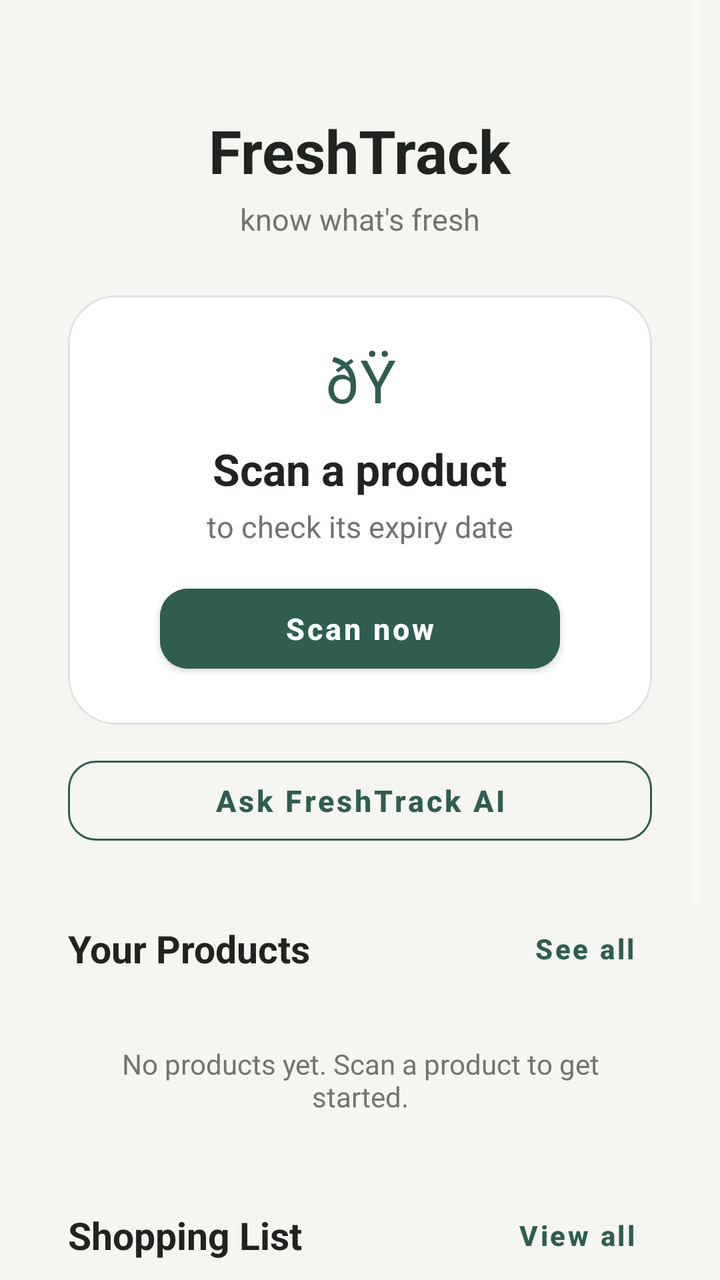
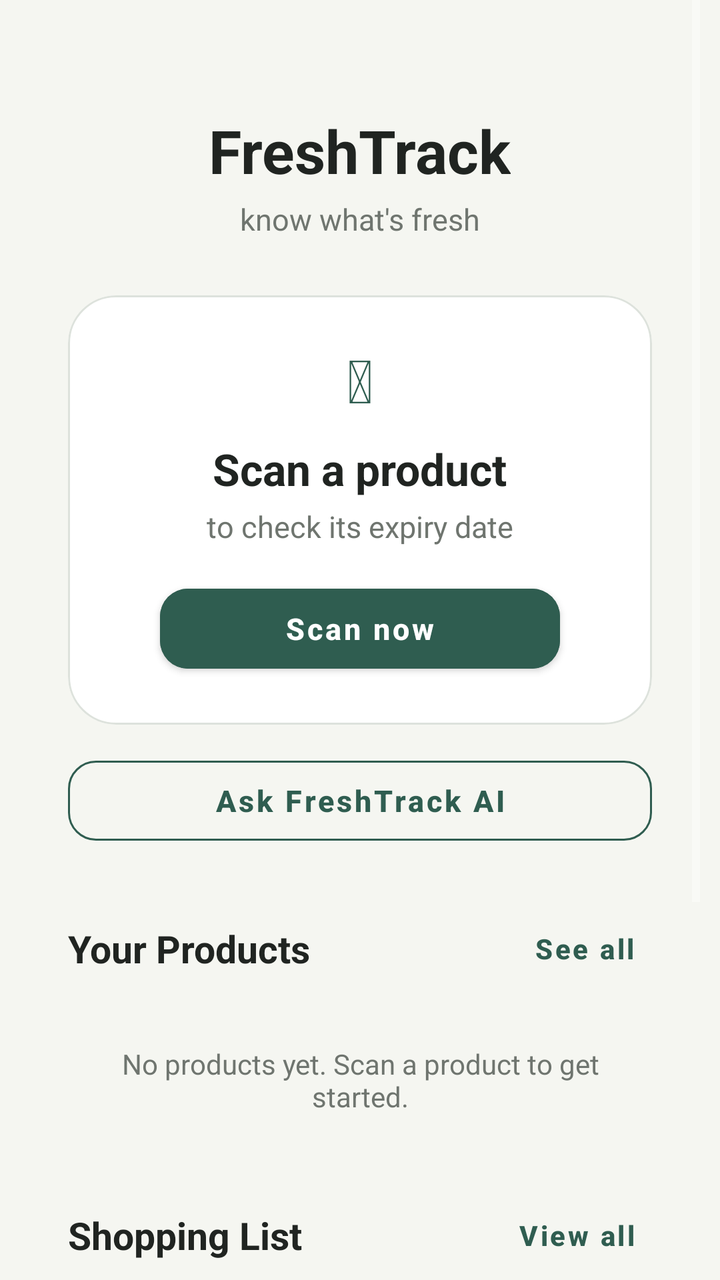

Screens rendered from an Android XML layout before and after an edit, with the pre-edit source and the edit as a unified diff.
<!-- AndroidManifest.xml: activity theme Theme.OcrTest -->
<!-- res/layout/activity_main.xml -->
<?xml version="1.0" encoding="utf-8"?>
<FrameLayout
    xmlns:android="http://schemas.android.com/apk/res/android"
    xmlns:app="http://schemas.android.com/apk/res-auto"
    android:layout_width="match_parent"
    android:layout_height="match_parent"
    android:background="@color/background_dark">

    <ScrollView
        android:layout_width="match_parent"
        android:layout_height="match_parent"
        android:layout_marginStart="10dp"
        android:layout_marginEnd="10dp"
        android:background="@color/background_dark"
        android:fillViewport="true">

        <LinearLayout
            android:layout_width="match_parent"
            android:layout_height="wrap_content"
            android:orientation="vertical"
            android:paddingStart="24dp"
            android:paddingTop="55dp"
            android:paddingEnd="24dp"
            android:paddingBottom="32dp">

            
            <TextView
                android:id="@+id/tvAppName"
                android:layout_width="wrap_content"
                android:layout_height="wrap_content"
                android:layout_gravity="center_horizontal"
                android:text="FreshTrack"
                android:textColor="@color/text_primary"
                android:textSize="30sp"
                android:textStyle="bold" />

            
            <TextView
                android:id="@+id/tvSubtitle"
                android:layout_width="wrap_content"
                android:layout_height="wrap_content"
                android:layout_gravity="center_horizontal"
                android:layout_marginTop="4dp"
                android:text="@string/home_subtitle"
                android:textColor="@color/text_secondary"
                android:textSize="15sp" />

            
            <com.google.android.material.card.MaterialCardView
                android:id="@+id/cardScan"
                android:layout_width="match_parent"
                android:layout_height="wrap_content"
                android:layout_marginTop="28dp"
                app:cardBackgroundColor="@color/card_dark"
                app:cardCornerRadius="24dp"
                app:cardElevation="0dp"
                app:strokeColor="@color/border_light"
                app:strokeWidth="1dp">

                <LinearLayout
                    android:layout_width="match_parent"
                    android:layout_height="wrap_content"
                    android:orientation="vertical"
                    android:padding="22dp">

                    <TextView
                        android:layout_width="40dp"
                        android:layout_height="40dp"
                        android:layout_gravity="center_horizontal"
                        android:gravity="center"
                        android:text="ðŸ“·"
                        android:textColor="@color/green_primary"
                        android:textSize="30sp" />

                    <TextView
                        android:layout_width="wrap_content"
                        android:layout_height="wrap_content"
                        android:layout_gravity="center_horizontal"
                        android:layout_marginTop="10dp"
                        android:text="@string/home_scan_title"
                        android:textColor="@color/text_primary"
                        android:textSize="22sp"
                        android:textStyle="bold" />

                    <TextView
                        android:layout_width="wrap_content"
                        android:layout_height="wrap_content"
                        android:layout_gravity="center_horizontal"
                        android:layout_marginTop="4dp"
                        android:text="@string/home_scan_subtitle"
                        android:textColor="@color/text_secondary"
                        android:textSize="15sp" />

                    <com.google.android.material.button.MaterialButton
                        android:id="@+id/btnScanCamera"
                        android:layout_width="200dp"
                        android:layout_height="52dp"
                        android:layout_gravity="center_horizontal"
                        android:layout_marginTop="15dp"
                        android:backgroundTint="@color/green_primary"
                        android:text="@string/home_scan_now"
                        android:textAllCaps="false"
                        android:textColor="@android:color/white"
                        android:textSize="15sp"
                        android:textStyle="bold"
                        app:cornerRadius="14dp" />

                </LinearLayout>
            </com.google.android.material.card.MaterialCardView>

            
            <com.google.android.material.button.MaterialButton
                android:id="@+id/btnAskAi"
                style="@style/Widget.MaterialComponents.Button.OutlinedButton"
                android:layout_width="match_parent"
                android:layout_height="52dp"
                android:layout_marginTop="12dp"
                android:text="Ask FreshTrack AI"
                android:textAllCaps="false"
                android:textColor="@color/green_primary"
                android:textSize="15sp"
                android:textStyle="bold"
                app:cornerRadius="14dp"
                app:strokeColor="@color/green_primary"
                app:strokeWidth="1dp" />

            
            <LinearLayout
                android:layout_width="match_parent"
                android:layout_height="wrap_content"
                android:layout_marginTop="28dp"
                android:gravity="center_vertical"
                android:orientation="horizontal">

                <TextView
                    android:id="@+id/tvProductsTitle"
                    android:layout_width="0dp"
                    android:layout_height="wrap_content"
                    android:layout_weight="1"
                    android:text="Your Products"
                    android:textColor="@color/text_primary"
                    android:textSize="19sp"
                    android:textStyle="bold" />

                <com.google.android.material.button.MaterialButton
                    android:id="@+id/btnMyProducts"
                    android:layout_width="wrap_content"
                    android:layout_height="40dp"
                    android:minWidth="0dp"
                    android:minHeight="0dp"
                    android:insetTop="0dp"
                    android:insetBottom="0dp"
                    android:paddingStart="8dp"
                    android:paddingEnd="8dp"
                    android:text="@string/home_see_all"
                    android:textAllCaps="false"
                    android:textColor="@color/green_primary"
                    android:textSize="14sp"
                    android:textStyle="bold"
                    android:background="@android:color/transparent"
                    app:backgroundTint="@android:color/transparent"
                    app:cornerRadius="12dp"
                    app:elevation="0dp" />

            </LinearLayout>

            
            <LinearLayout
                android:id="@+id/layoutRecentProducts"
                android:layout_width="match_parent"
                android:layout_height="wrap_content"
                android:layout_marginTop="12dp"
                android:orientation="vertical">

                <TextView
                    android:id="@+id/tvRecentProductsEmpty"
                    android:layout_width="match_parent"
                    android:layout_height="wrap_content"
                    android:gravity="center"
                    android:padding="16dp"
                    android:text="No products yet. Scan a product to get started."
                    android:textColor="@color/text_secondary"
                    android:textSize="14sp" />

            </LinearLayout>

            
            <LinearLayout
                android:layout_width="match_parent"
                android:layout_height="wrap_content"
                android:layout_marginTop="24dp"
                android:gravity="center_vertical"
                android:orientation="horizontal">

                <TextView
                    android:id="@+id/tvShoppingListTitle"
                    android:layout_width="0dp"
                    android:layout_height="wrap_content"
                    android:layout_weight="1"
                    android:text="Shopping List"
                    android:textColor="@color/text_primary"
                    android:textSize="19sp"
                    android:textStyle="bold" />

                <com.google.android.material.button.MaterialButton
                    android:id="@+id/btnViewShoppingList"
                    android:layout_width="wrap_content"
                    android:layout_height="40dp"
                    android:minWidth="0dp"
                    android:minHeight="0dp"
                    android:insetTop="0dp"
                    android:insetBottom="0dp"
                    android:paddingStart="8dp"
                    android:paddingEnd="8dp"
                    android:text="View all"
                    android:textAllCaps="false"
                    android:textColor="@color/green_primary"
                    android:textSize="14sp"
                    android:textStyle="bold"
                    android:background="@android:color/transparent"
                    app:backgroundTint="@android:color/transparent"
                    app:cornerRadius="12dp"
                    app:elevation="0dp" />

            </LinearLayout>

            
            <LinearLayout
                android:id="@+id/layoutShoppingPreview"
                android:layout_width="match_parent"
                android:layout_height="wrap_content"
                android:layout_marginTop="12dp"
                android:orientation="vertical">

                <TextView
                    android:id="@+id/tvShoppingListEmpty"
                    android:layout_width="match_parent"
                    android:layout_height="wrap_content"
                    android:gravity="center"
                    android:padding="16dp"
                    android:text="Your shopping list is empty."
                    android:textColor="@color/text_secondary"
                    android:textSize="14sp" />

            </LinearLayout>

            
            <com.google.android.material.button.MaterialButton
                android:id="@+id/btnAddShoppingItem"
                android:layout_width="match_parent"
                android:layout_height="50dp"
                android:layout_marginTop="10dp"
                android:backgroundTint="@color/green_primary"
                android:text="+ Add item"
                android:textAllCaps="false"
                android:textColor="@android:color/white"
                android:textSize="15sp"
                android:textStyle="bold"
                app:cornerRadius="14dp" />

            
            <TextView
                android:id="@+id/tvStatus"
                android:layout_width="match_parent"
                android:layout_height="wrap_content"
                android:layout_marginTop="18dp"
                android:gravity="center"
                android:text=""
                android:textColor="@color/text_secondary"
                android:textSize="13sp" />
            <com.google.android.material.button.MaterialButton
                android:id="@+id/btnLogout"
                android:layout_width="match_parent"
                android:layout_height="wrap_content"
                android:text="Logout"
                android:layout_margin="16dp" />

        </LinearLayout>
    </ScrollView>

</FrameLayout>
<!-- resources referenced by this layout -->
<resources>
  <color name="background_dark">#F5F6F1</color>
  <color name="border_light">#DDE2DC</color>
  <color name="card_dark">#FFFFFF</color>
  <color name="green_primary">#2F5D50</color>
  <color name="text_primary">#202421</color>
  <color name="text_secondary">#6F756F</color>
  <string name="home_scan_now">Scan now</string>
  <string name="home_scan_subtitle">to check its expiry date</string>
  <string name="home_scan_title">Scan a product</string>
  <string name="home_see_all">See all</string>
  <string name="home_subtitle">know what\'s fresh</string>
  <style name="Theme.OcrTest" parent="Theme.MaterialComponents.NoActionBar">
  
          <item name="colorPrimary">@color/green_primary</item>
          <item name="colorPrimaryVariant">@color/green_primary</item>
          <item name="colorOnPrimary">@color/background_dark</item>
          <item name="colorSecondary">@color/green_primary</item>
          <item name="colorSurface">@color/surface_dark</item>
  
          <item name="android:colorBackground">@color/background_dark</item>
          <item name="android:colorAccent">@color/green_primary</item>
  
          <item name="colorOnSurface">@color/text_primary</item>
  
      </style>
  <color name="surface_dark">#ECEFEA</color>
</resources>

<!-- the commit's change to res/layout/activity_main.xml (unified diff, before → after) -->
@@ -68,7 +68,7 @@
                         android:layout_height="40dp"
                         android:layout_gravity="center_horizontal"
                         android:gravity="center"
-                        android:text="ðŸ“·"
+                        android:text="&#x1F4F7;"
                         android:textColor="@color/green_primary"
                         android:textSize="30sp" />
 
